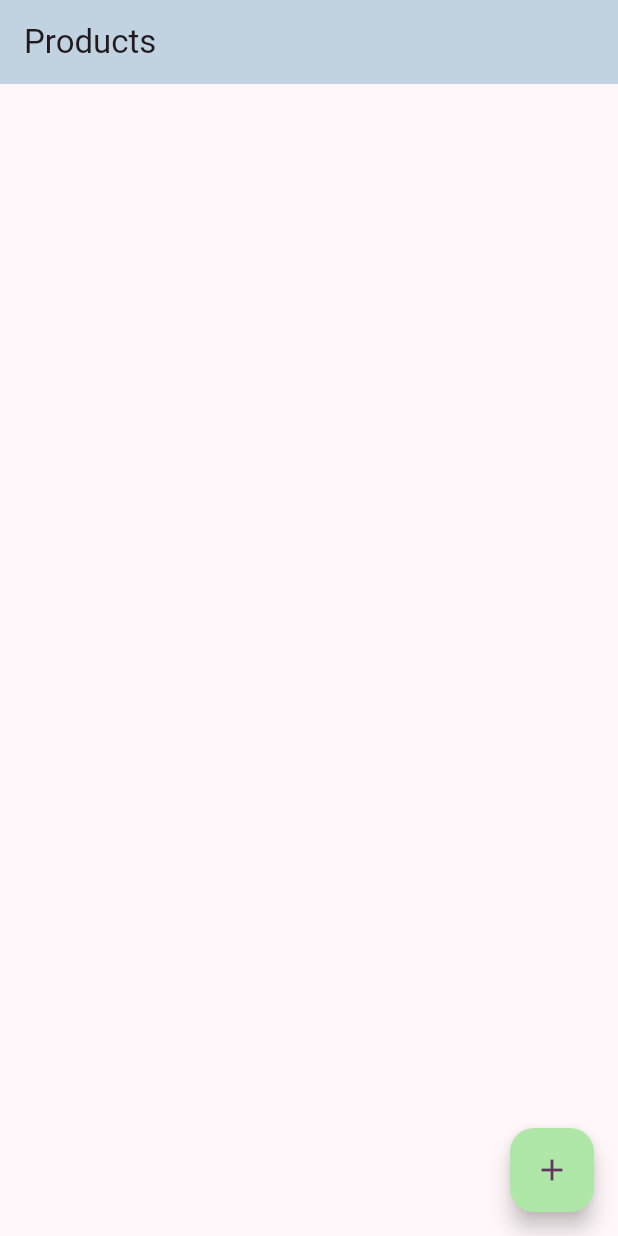
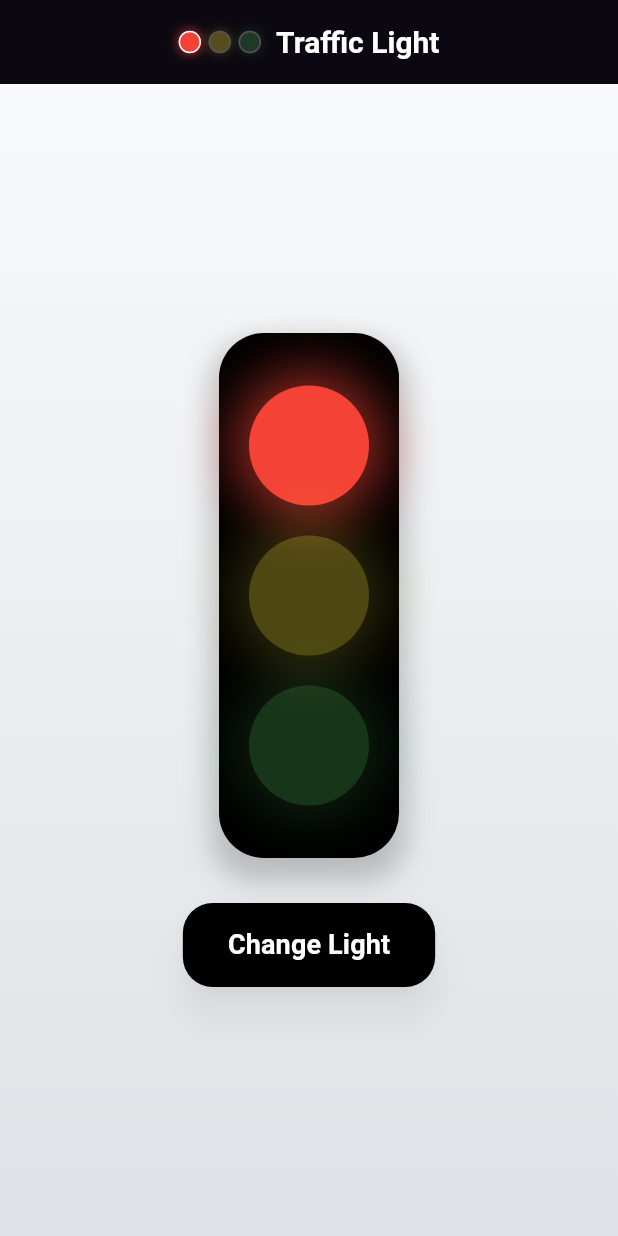
Before and after one commit to wonghernmaa/demoproject-main, a Flutter app: the screen it shows after launch, on a phone screen of 412 x 824 dp. Run offline on Flutter 3.47's test engine with Material 3 defaults, Android fonts, the phone set to English and light mode, and no system bars.

Commit message:
homework 4

```diff
--- a/lib/main.dart
+++ b/lib/main.dart
@@ -1,24 +1,173 @@
-import 'package:demoproject/product_management/product_main_page.dart';
 import 'package:flutter/material.dart';
 
 void main() {
-  runApp(const MyApp());
+  runApp(TrafficLightApp());
 }
 
-class MyApp extends StatelessWidget {
-  const MyApp({super.key});
-
-  // This widget is the root of your application.
+class TrafficLightApp extends StatelessWidget {
   @override
   Widget build(BuildContext context) {
     return MaterialApp(
-      title: 'Flutter Demo',
-      theme: ThemeData(
-        colorScheme: ColorScheme.fromSeed(
-            seedColor: const Color.fromARGB(255, 255, 130, 240)),
-        useMaterial3: true,
-      ),
-      home: const ProductMainPage(),
+      debugShowCheckedModeBanner: false,
+      home: TrafficLightScreen(),
     );
   }
 }
+
+class TrafficLightScreen extends StatefulWidget {
+  @override
+  _TrafficLightScreenState createState() => _TrafficLightScreenState();
+}
+
+class _TrafficLightScreenState extends State<TrafficLightScreen> {
+  int _currentLight = 0;
+
+  void _changeLight() {
+    setState(() {
+      _currentLight = (_currentLight + 1) % 3;
+    });
+  }
+
+  double _getOpacity(int lightIndex) {
+    return _currentLight == lightIndex ? 1.0 : 0.3;
+  }
+
+  @override
+  Widget build(BuildContext context) {
+    return Scaffold(
+      appBar: AppBar(
+        backgroundColor: Colors.black,
+        centerTitle: true,
+        elevation: 5,
+        title: Row(
+          mainAxisSize: MainAxisSize.min,
+          children: [
+            _buildTrafficLightIcon(Colors.red, 0),
+            SizedBox(width: 5),
+            _buildTrafficLightIcon(Colors.yellow, 1),
+            SizedBox(width: 5),
+            _buildTrafficLightIcon(Colors.green, 2),
+            SizedBox(width: 10),
+            Text(
+              'Traffic Light',
+              style: TextStyle(
+                fontWeight: FontWeight.bold,
+                fontSize: 20,
+                color: Colors.white,
+              ),
+            ),
+          ],
+        ),
+      ),
+      body: Container(
+        decoration: BoxDecoration(
+          gradient: LinearGradient(
+            begin: Alignment.topCenter,
+            end: Alignment.bottomCenter,
+            colors: [
+              Color(0xFFf8f9fa),
+              Color(0xFFdee2e6),
+            ],
+          ),
+        ),
+        child: Center(
+          child: Column(
+            mainAxisAlignment: MainAxisAlignment.center,
+            children: [
+              // กรอบไฟจราจร
+              Container(
+                width: 120,
+                height: 350,
+                decoration: BoxDecoration(
+                  color: Colors.black,
+                  borderRadius: BorderRadius.circular(30),
+                  boxShadow: [
+                    BoxShadow(
+                      color: Colors.black.withOpacity(0.2),
+                      blurRadius: 15,
+                      spreadRadius: 5,
+                      offset: Offset(0, 10),
+                    ),
+                  ],
+                ),
+                child: Column(
+                  mainAxisAlignment: MainAxisAlignment.center,
+                  children: [
+                    _buildAnimatedLight(0, Colors.red),
+                    _buildAnimatedLight(1, Colors.yellow),
+                    _buildAnimatedLight(2, Colors.green),
+                  ],
+                ),
+              ),
+              SizedBox(height: 30),
+              // ปุ่มเปลี่ยนไฟ
+              ElevatedButton(
+                onPressed: _changeLight,
+                style: ElevatedButton.styleFrom(
+                  backgroundColor: Colors.black,
+                  foregroundColor: Colors.white,
+                  padding: EdgeInsets.symmetric(horizontal: 30, vertical: 15),
+                  shape: RoundedRectangleBorder(
+                    borderRadius: BorderRadius.circular(20),
+                  ),
+                  shadowColor: Colors.black.withOpacity(0.3),
+                  elevation: 10,
+                ),
+                child: Text(
+                  'Change Light',
+                  style: TextStyle(fontSize: 18, fontWeight: FontWeight.bold),
+                ),
+              ),
+            ],
+          ),
+        ),
+      ),
+    );
+  }
+
+  Widget _buildTrafficLightIcon(Color color, int index) {
+    return AnimatedOpacity(
+      duration: Duration(seconds: 1),
+      opacity: _getOpacity(index),
+      child: Container(
+        width: 15,
+        height: 15,
+        decoration: BoxDecoration(
+          color: color,
+          shape: BoxShape.circle,
+          border: Border.all(color: Colors.white, width: 1),
+          boxShadow: [
+            BoxShadow(
+              color: color.withOpacity(0.6),
+              blurRadius: 5,
+              spreadRadius: 1,
+            ),
+          ],
+        ),
+      ),
+    );
+  }
+
+  Widget _buildAnimatedLight(int index, Color color) {
+    return AnimatedOpacity(
+      duration: Duration(seconds: 1),
+      opacity: _getOpacity(index),
+      child: Container(
+        margin: EdgeInsets.symmetric(vertical: 10),
+        width: 80,
+        height: 80,
+        decoration: BoxDecoration(
+          color: color,
+          shape: BoxShape.circle,
+          boxShadow: [
+            BoxShadow(
+              color: color.withOpacity(0.6),
+              blurRadius: 30,
+              spreadRadius: 10,
+            ),
+          ],
+        ),
+      ),
+    );
+  }
+}
```
Also changed, not shown: lib/widgets/profile_card.dart (added, +66 -0 lines).
